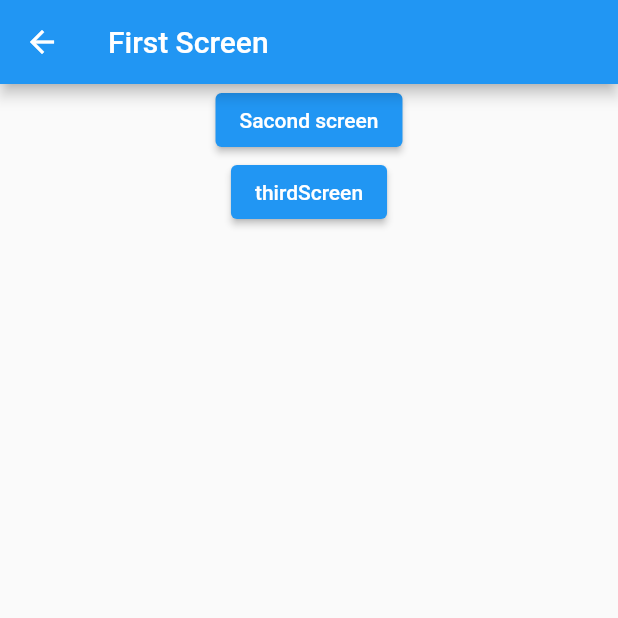
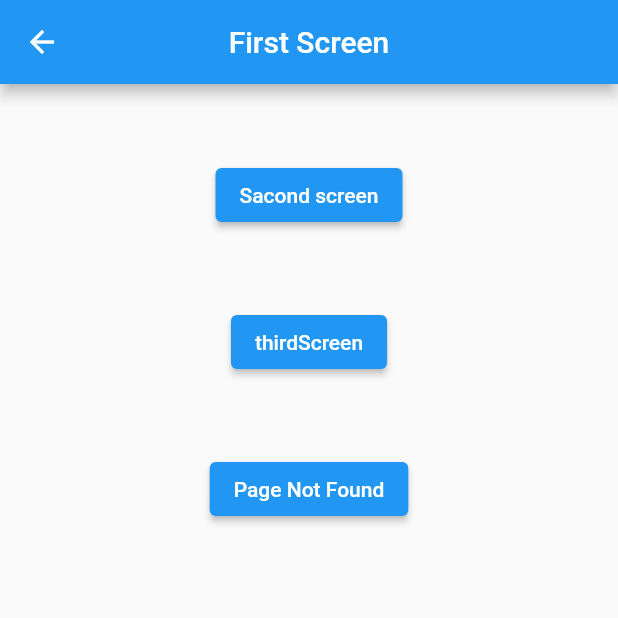
Before and after one commit to Sefen97/notification2, a Flutter app: the FirstScreen screen opened by its route, on a phone screen of 412 x 824 dp, the top half of it. Run offline on Flutter 3.47's test engine with Material 2 defaults, Android fonts, the phone set to English and light mode, and no system bars; our stand-ins replace go_router.

Commit message:
refactor code

```diff
--- a/lib/screens/first_screen.dart
+++ b/lib/screens/first_screen.dart
@@ -13,16 +13,25 @@ class _FirstScreenState extends State<FirstScreen> {
   Widget build(BuildContext context) {
     return Scaffold(
       body:  Center(
+        child: Padding(
+          padding: const EdgeInsets.only(top: 50),
           child: Column(children: [
             ElevatedButton(onPressed: (){
               context.go("/page2");
             }, child: const Text("Sacond screen")),
+           const  SizedBox(height: 50,),
             ElevatedButton(onPressed: (){
               context.go("/page3");
             }, child: const Text("thirdScreen")),
-        ],)
+            const  SizedBox(height: 50,),
+            ElevatedButton(onPressed: (){
+              context.go("/pa");
+            }, child: const Text("Page Not Found")),
+          ],),
+        )
       ),
       appBar: AppBar(
+        centerTitle: true,
         leading: IconButton(onPressed: (){
           context.go('/');
         },icon:const  Icon(Icons.arrow_back),),
--- a/lib/screens/sacond_screen.dart
+++ b/lib/screens/sacond_screen.dart
@@ -14,6 +14,7 @@ class _SacondScreenState extends State<SacondScreen> {
     return Scaffold(
       body:  const Center(child:  Text("Secondo screen")),
       appBar: AppBar(
+        centerTitle: true,
         leading: IconButton(onPressed: (){
           context.go('/page1');
         },icon:const  Icon(Icons.arrow_back),),
--- a/lib/screens/third_screen.dart
+++ b/lib/screens/third_screen.dart
@@ -14,11 +14,12 @@ class _ThirdScreenState extends State<ThirdScreen> {
     return Scaffold(
       body:  const Center(child:  Text("third screen")),
       appBar: AppBar(
+        centerTitle: true,
         leading: IconButton(onPressed: (){
           context.go('/page2');
         },icon:const  Icon(Icons.arrow_back),),
         title:const  Text("third screen"),
       ),
-    );;
+    );
   }
 }
```
Also changed, not shown: lib/main.dart (+3 -28 lines), lib/router/router.dart (added, +37 -0 lines), lib/screens/home_screen.dart (+5 -2 lines). Lines whose indentation alone changed are shown as unchanged.
